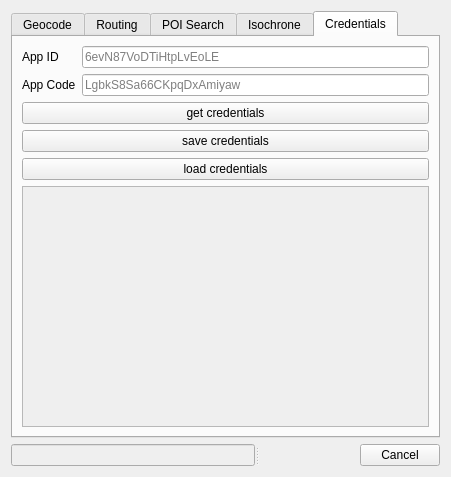
Old version of the form hqgis_dialog_base.ui in the repository riccardoklinger/Hqgis.
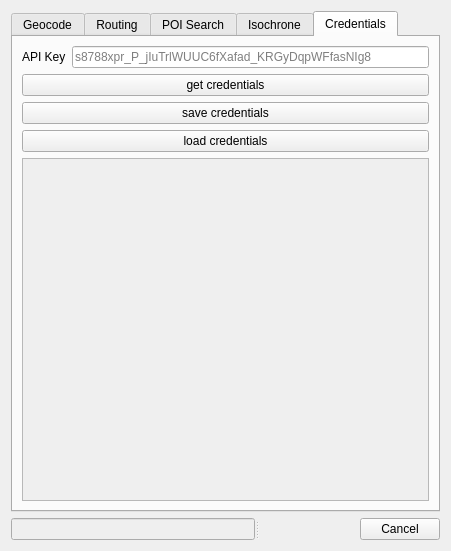
New version of the form. The open tabs and pages were chosen to show the change. Custom widgets are drawn as their Qt base class.

The edit to the form file:
```diff
--- a/hqgis_dialog_base.ui
+++ b/hqgis_dialog_base.ui
@@ -7,7 +7,7 @@
     <x>0</x>
     <y>0</y>
     <width>451</width>
-    <height>477</height>
+    <height>551</height>
    </rect>
   </property>
   <property name="windowTitle">
@@ -2050,28 +2050,14 @@
          <item row="0" column="2">
           <widget class="QLineEdit" name="AppId">
            <property name="placeholderText">
-            <string>6evN87VoDTiHtpLvEoLE</string>
-           </property>
-          </widget>
-         </item>
-         <item row="1" column="2">
-          <widget class="QLineEdit" name="AppCode">
-           <property name="placeholderText">
-            <string>LgbkS8Sa66CKpqDxAmiyaw</string>
-           </property>
-          </widget>
-         </item>
-         <item row="1" column="0">
-          <widget class="QLabel" name="label_2">
-           <property name="text">
-            <string>App Code</string>
+            <string>s8788xpr_P_jIuTrlWUUC6fXafad_KRGyDqpWFfasNIg8</string>
            </property>
           </widget>
          </item>
          <item row="0" column="0">
           <widget class="QLabel" name="label">
            <property name="text">
-            <string>App ID</string>
+            <string>API Key</string>
            </property>
           </widget>
          </item>
```
Left out of the diff: 20 changed lines with no effect on the pictures.
